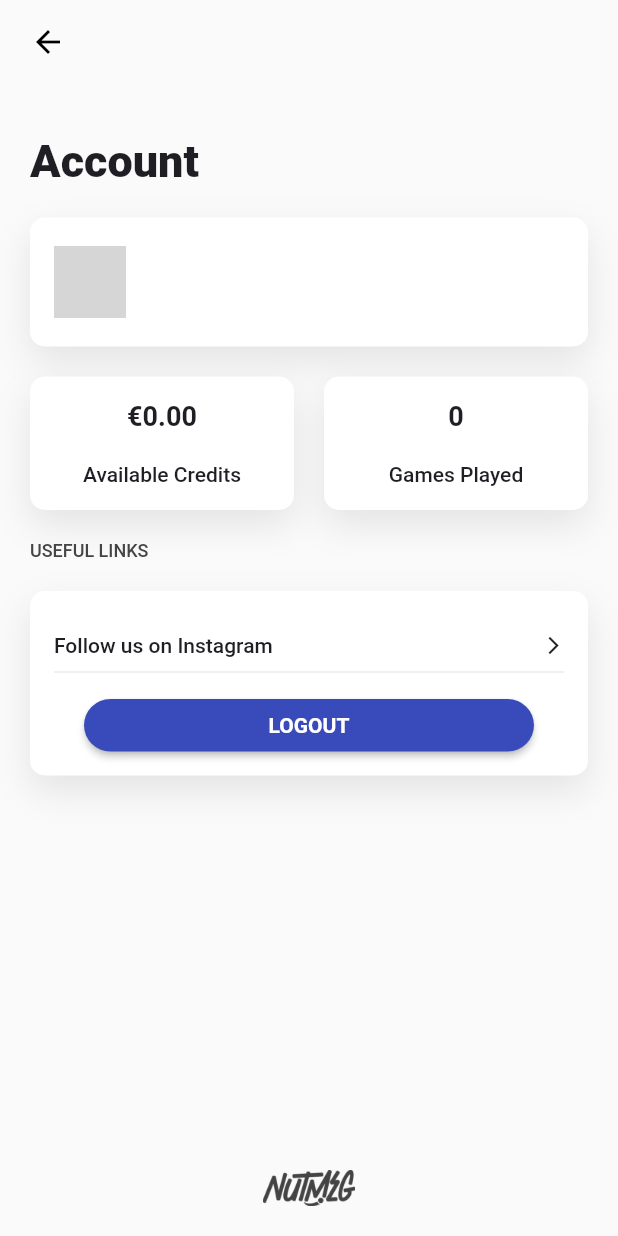
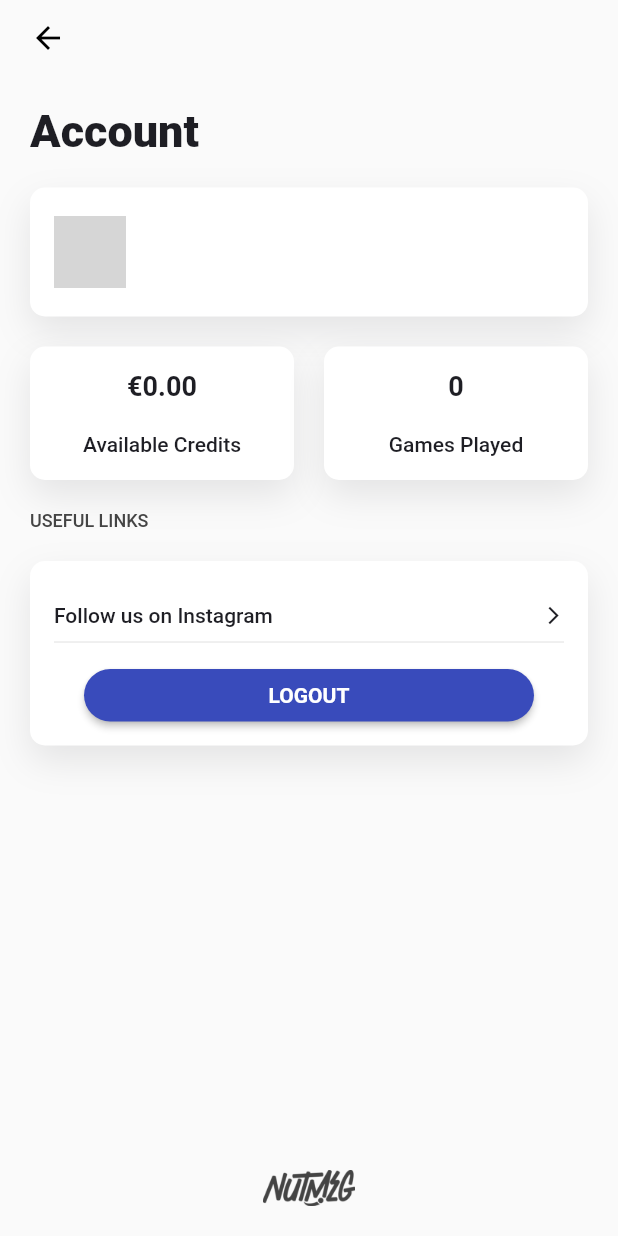
Before and after one commit to alexlipa91/nutmeg-flutter, a Flutter app: the UserPage screen opened directly, on a phone screen of 412 x 824 dp. Run offline on Flutter 3.47's test engine with Material 2 defaults, Android fonts, the phone set to English and light mode, and no system bars; drawn by our look-alikes of rounded_loading_button; our stand-ins replace cached_network_image, carousel_slider, cloud_firestore, cloud_functions, cool_alert, date_time_picker and 17 more; missing offline and left inert: flutter_facebook_auth, map_launcher, week_of_year; accounts and stored records are empty; network calls fail; grey boxes are pictures that could not be loaded.

Commit message:
shorter app bar

```diff
--- a/lib/widgets/AppBar.dart
+++ b/lib/widgets/AppBar.dart
@@ -31,7 +31,7 @@ class NutmegAppBar extends StatelessWidget with PreferredSizeWidget {
   }
 
   @override
-  Size get preferredSize => Size.fromHeight(70.0);
+  Size get preferredSize => Size.fromHeight(50.0);
 }
 
 class MainAppBar extends NutmegAppBar {
```
